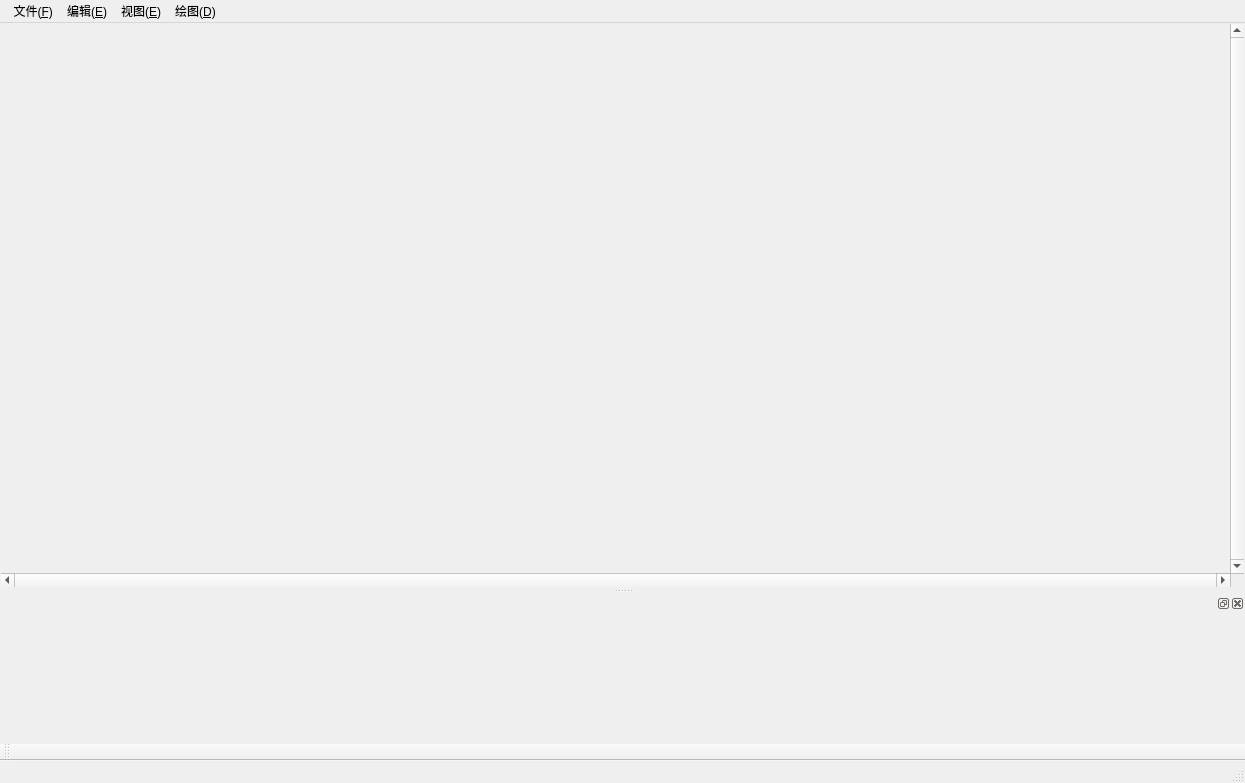
First picture: the form in Kad_QT/Kad_QT/kad_qt.ui, repository CBE7F1F65/b63ea6f6f9110311ba98a677c0e70afd, before the edit.
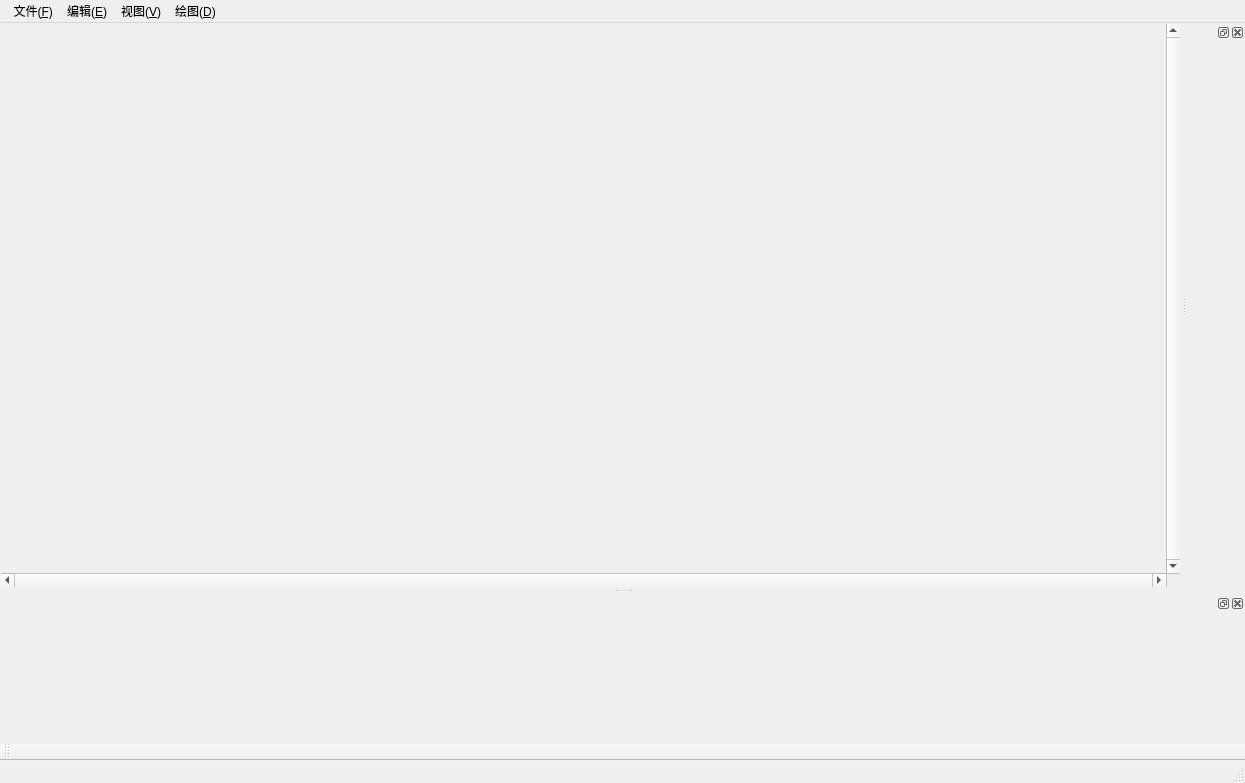
Second picture: the form after the edit. Custom widgets are drawn as their Qt base class.

Commit message: 增加history面板 线clone有bug

Diff of the .ui file:
```diff
--- a/Kad_QT/Kad_QT/kad_qt.ui
+++ b/Kad_QT/Kad_QT/kad_qt.ui
@@ -40,7 +40,7 @@
         <rect>
          <x>0</x>
          <y>0</y>
-         <width>1226</width>
+         <width>1145</width>
          <height>560</height>
         </rect>
        </property>
@@ -89,19 +89,19 @@
      <height>21</height>
     </rect>
    </property>
-   <widget class="QMenu" name="menu">
+   <widget class="QMenu" name="MainMenu_File">
     <property name="title">
      <string> 文件(&amp;F)</string>
     </property>
    </widget>
-   <widget class="QMenu" name="menu_E">
+   <widget class="QMenu" name="MainMenu_Edit">
     <property name="title">
      <string>编辑(&amp;E)</string>
     </property>
    </widget>
-   <widget class="QMenu" name="menu_E_2">
+   <widget class="QMenu" name="MainMenu_View">
     <property name="title">
-     <string>视图(&amp;E)</string>
+     <string>视图(&amp;V)</string>
     </property>
    </widget>
    <widget class="QMenu" name="menu_D">
@@ -110,9 +110,9 @@
     </property>
     <addaction name="action_Command_Line"/>
    </widget>
-   <addaction name="menu"/>
-   <addaction name="menu_E"/>
-   <addaction name="menu_E_2"/>
+   <addaction name="MainMenu_File"/>
+   <addaction name="MainMenu_Edit"/>
+   <addaction name="MainMenu_View"/>
    <addaction name="menu_D"/>
   </widget>
   <widget class="QToolBar" name="mainToolBar">
@@ -167,6 +167,15 @@
     </layout>
    </widget>
   </widget>
+  <widget class="QTUI_History_DockablePane" name="HistoryPanel_Dockable">
+   <property name="floating">
+    <bool>true</bool>
+   </property>
+   <attribute name="dockWidgetArea">
+    <number>2</number>
+   </attribute>
+   <widget class="QWidget" name="dockWidgetContents"/>
+  </widget>
   <action name="action_Command_Line">
    <property name="text">
     <string>直线(&amp;L)</string>
@@ -193,6 +202,12 @@
    <header location="global">qtui_commandfloating_widget.h</header>
    <container>1</container>
   </customwidget>
+  <customwidget>
+   <class>QTUI_History_DockablePane</class>
+   <extends>QDockWidget</extends>
+   <header location="global">qtui_history_dockablepane.h</header>
+   <container>1</container>
+  </customwidget>
  </customwidgets>
  <resources/>
  <connections/>
```
Left out of the diff: 94 changed lines with no effect on the pictures. The commit also changes 16 other files.
